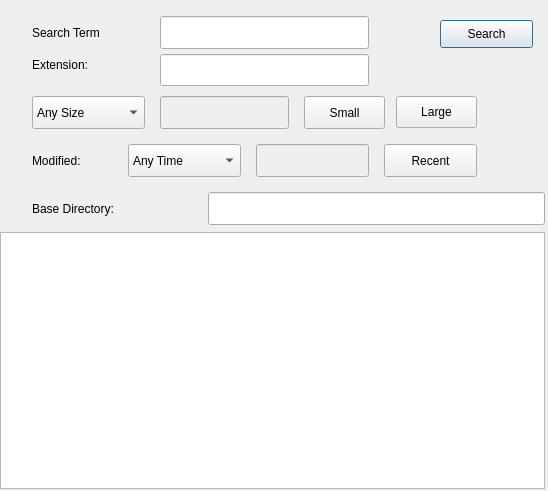
The window that search.ui (amirgeva/fastfilefind) describes before a commit, drawn with Qt 5.
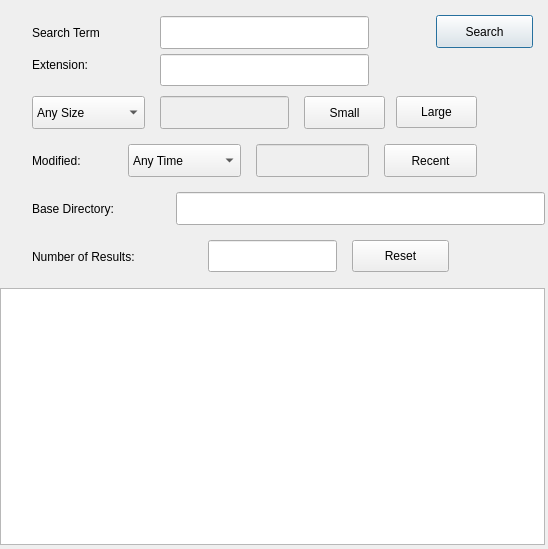
The same window after the commit.

Commit message: Added reset button

What changed in the file:
```diff
--- a/search.ui
+++ b/search.ui
@@ -7,7 +7,7 @@
     <x>0</x>
     <y>0</y>
     <width>548</width>
-    <height>491</height>
+    <height>549</height>
    </rect>
   </property>
   <property name="windowTitle">
@@ -212,9 +212,9 @@
   <widget class="QLineEdit" name="baseEdit">
    <property name="geometry">
     <rect>
-     <x>208</x>
+     <x>176</x>
      <y>192</y>
-     <width>337</width>
+     <width>369</width>
      <height>33</height>
     </rect>
    </property>
@@ -223,7 +223,7 @@
    <property name="geometry">
     <rect>
      <x>0</x>
-     <y>232</y>
+     <y>288</y>
      <width>545</width>
      <height>257</height>
     </rect>
@@ -235,10 +235,10 @@
   <widget class="QPushButton" name="searchButton">
    <property name="geometry">
     <rect>
-     <x>440</x>
-     <y>20</y>
-     <width>93</width>
-     <height>28</height>
+     <x>436</x>
+     <y>15</y>
+     <width>97</width>
+     <height>33</height>
     </rect>
    </property>
    <property name="text">
@@ -248,6 +248,45 @@
     <bool>true</bool>
    </property>
   </widget>
+  <widget class="QLineEdit" name="resultsEdit">
+   <property name="geometry">
+    <rect>
+     <x>208</x>
+     <y>240</y>
+     <width>129</width>
+     <height>32</height>
+    </rect>
+   </property>
+   <property name="readOnly">
+    <bool>true</bool>
+   </property>
+  </widget>
+  <widget class="QLabel" name="label">
+   <property name="geometry">
+    <rect>
+     <x>32</x>
+     <y>240</y>
+     <width>177</width>
+     <height>33</height>
+    </rect>
+   </property>
+   <property name="text">
+    <string>Number of Results:</string>
+   </property>
+  </widget>
+  <widget class="QPushButton" name="resetButton">
+   <property name="geometry">
+    <rect>
+     <x>352</x>
+     <y>240</y>
+     <width>97</width>
+     <height>32</height>
+    </rect>
+   </property>
+   <property name="text">
+    <string>Reset</string>
+   </property>
+  </widget>
  </widget>
  <resources/>
  <connections/>
```
